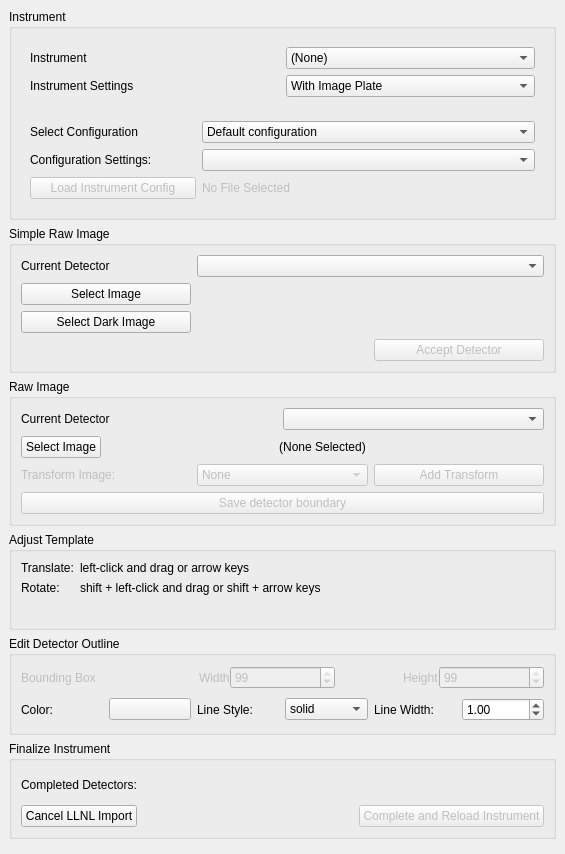
Old version of the form hexrdgui/resources/ui/llnl_import_tool_dialog.ui in the repository HEXRD/hexrdgui.
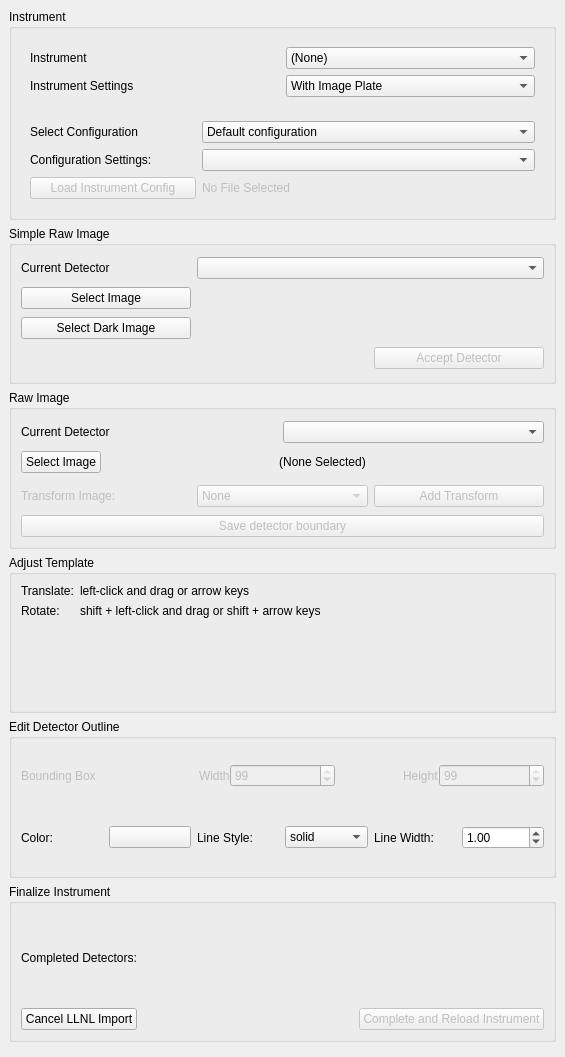
New version of the form.

Commit message: Support manually loading images and dark files

What changed in the file:
```diff
--- a/hexrdgui/resources/ui/llnl_import_tool_dialog.ui
+++ b/hexrdgui/resources/ui/llnl_import_tool_dialog.ui
@@ -7,7 +7,7 @@
     <x>0</x>
     <y>0</y>
     <width>565</width>
-    <height>854</height>
+    <height>1057</height>
    </rect>
   </property>
   <property name="windowTitle">
```
Left out of the diff: 96 changed lines with no effect on the pictures. The commit also changes 2 other files.
